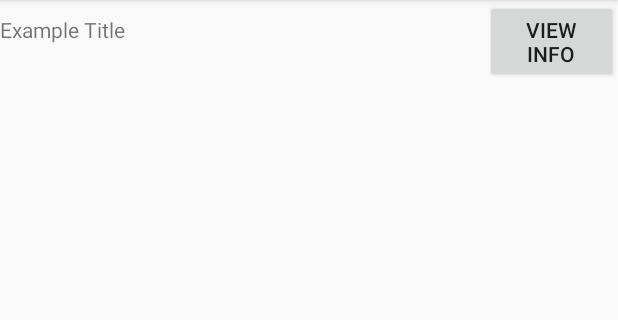
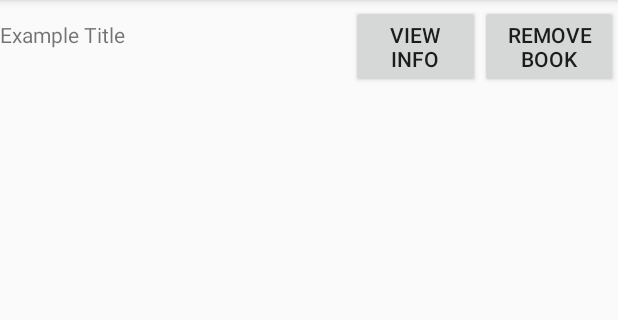
Before and after one commit to bcandee2/CatalogProject125, an Android app: the BookListActivity screen opened directly, with no data from a screen before it, on a phone screen of 412 x 824 dp, the part 84-404 px from its top. Run offline under Robolectric (Android 15) with nearby library versions, the phone set to English and light mode, and no system bars; 3 statements that could not run were skipped.

Commit message:
Implemented remove functionality

```diff
--- a/app/src/main/AndroidManifest.xml
+++ b/app/src/main/AndroidManifest.xml
@@ -9,7 +9,7 @@
         android:roundIcon="@mipmap/ic_launcher_round"
         android:supportsRtl="true"
         android:theme="@style/AppTheme">
-        <activity android:name=".BookAddActivity"></activity>
+        <activity android:name=".BookAddActivity" />
         <activity android:name=".SearchActivity" />
         <activity android:name=".BookListActivity" />
         <activity android:name=".BookInfoActivity" />
--- a/app/src/main/java/com/example/catalogproject/BookListActivity.java
+++ b/app/src/main/java/com/example/catalogproject/BookListActivity.java
@@ -25,16 +25,18 @@ public class BookListActivity extends AppCompatActivity {
         Bundle bundle = getIntent().getExtras();
         books = (ArrayList<Book>) bundle.getSerializable("books");
 
+        updateBooksUi();
+        }
+
+    protected void updateBooksUi() {
         LinearLayout booksLayout = findViewById(R.id.listLayout);
+        booksLayout.removeAllViews();
         for (Book b: books) {
-            View chunk = getLayoutInflater().inflate(R.layout.chunk_book, booksLayout, false);
+            View chunk = getLayoutInflater().inflate(R.layout.chunk_addedbook, booksLayout, true);
             TextView text = chunk.findViewById(R.id.bookInfoText);
             text.setText(b.toString());
 
-            Button infoButton = chunk.findViewById(R.id.bookInfoButton);
-            if (infoButton == null) {
-                Log.d("Bookie", "null button " + b.toString());
-            }
+            Button infoButton = findViewById(R.id.bookInfoButton);
             infoButton.setOnClickListener(v -> {
                 Intent infoIntent = new Intent(this, BookInfoActivity.class);
                 Bundle extras = new Bundle();
@@ -42,25 +44,11 @@ public class BookListActivity extends AppCompatActivity {
                 infoIntent.putExtras(extras);
                 startActivity(infoIntent);
             });
-            booksLayout.addView(chunk);
-        }
-    }
 
-    protected void updateBooksUi() {
-        LinearLayout booksLayout = findViewById(R.id.listLayout);
-        booksLayout.removeAllViews();
-        for (Book b: books) {
-            View chunk = getLayoutInflater().inflate(R.layout.chunk_book, booksLayout, true);
-            TextView text = chunk.findViewById(R.id.bookInfoText);
-            text.setText(b.toString());
-
-            Button removeButton = findViewById(R.id.bookInfoButton);
+            Button removeButton = findViewById(R.id.bookRemoveButton);
             removeButton.setOnClickListener(v -> {
-                Intent infoIntent = new Intent(this, BookInfoActivity.class);
-                Bundle extras = new Bundle();
-                extras.putSerializable("book", b);
-                infoIntent.putExtras(extras);
-                startActivity(infoIntent);
+                books.remove(b);
+                updateBooksUi();
             });
         }
     }
--- a/app/src/main/java/com/example/catalogproject/Logic/Book.java
+++ b/app/src/main/java/com/example/catalogproject/Logic/Book.java
@@ -16,10 +16,10 @@ public class Book implements Serializable {
             author = jsonBook.getString("author");
             description = jsonBook.getString("description");
             genre = Genre.valueOf(jsonBook.getString("genre").toUpperCase());
+        } catch (IllegalArgumentException il) {
+            genre = Genre.UNKNOWN;
         } catch (JSONException ex) {
             ex.printStackTrace();
-        } catch (IllegalArgumentException il) {
-            genre = Genre.UNKNOWN;
         }
     }
 
--- a/app/src/main/res/layout/activity_book_list.xml
+++ b/app/src/main/res/layout/activity_book_list.xml
@@ -9,10 +9,12 @@
     <LinearLayout
         android:id="@+id/listLayout"
         android:layout_width="match_parent"
-        android:layout_height="match_parent"
+        android:layout_height="wrap_content"
         android:orientation="vertical"
         app:layout_constraintBottom_toBottomOf="parent"
         app:layout_constraintEnd_toEndOf="parent"
+        app:layout_constraintHorizontal_bias="0.0"
         app:layout_constraintStart_toStartOf="parent"
-        app:layout_constraintTop_toTopOf="parent"></LinearLayout>
+        app:layout_constraintTop_toTopOf="parent"
+        app:layout_constraintVertical_bias="0.005"></LinearLayout>
 </androidx.constraintlayout.widget.ConstraintLayout>
--- /dev/null
+++ b/app/src/main/res/layout/chunk_addedbook.xml
@@ -0,0 +1,40 @@
+<?xml version="1.0" encoding="utf-8"?>
+<androidx.constraintlayout.widget.ConstraintLayout xmlns:android="http://schemas.android.com/apk/res/android"
+    xmlns:app="http://schemas.android.com/apk/res-auto"
+    xmlns:tools="http://schemas.android.com/tools"
+    android:layout_width="match_parent"
+    android:layout_height="match_parent">
+
+    <LinearLayout
+        android:layout_width="match_parent"
+        android:layout_height="wrap_content"
+        android:layout_weight="1"
+        android:orientation="horizontal"
+        app:layout_constraintTop_toTopOf="parent">
+
+        <TextView
+            android:id="@+id/bookInfoText"
+            android:layout_width="253dp"
+            android:layout_height="wrap_content"
+            android:layout_weight="1"
+            android:ellipsize="end"
+            android:maxLines="1"
+            android:text="@string/example_title" />
+
+        <Button
+            android:id="@+id/bookInfoButton"
+            android:layout_width="105dp"
+            android:layout_height="wrap_content"
+            android:layout_weight="1"
+            android:text="@string/view_info" />
+
+        <Button
+            android:id="@+id/bookRemoveButton"
+            android:layout_width="111dp"
+            android:layout_height="wrap_content"
+            android:layout_weight="1"
+            android:text="@string/remove_book" />
+
+    </LinearLayout>
+
+</androidx.constraintlayout.widget.ConstraintLayout>
--- a/app/src/main/res/layout/chunk_book.xml
+++ /dev/null
@@ -1,22 +0,0 @@
-<?xml version="1.0" encoding="utf-8"?>
-<LinearLayout xmlns:android="http://schemas.android.com/apk/res/android"
-    android:layout_width="match_parent"
-    android:layout_height="wrap_content">
-
-    <TextView
-        android:id="@+id/bookInfoText"
-        android:layout_width="235dp"
-        android:layout_height="wrap_content"
-        android:layout_weight="1"
-        android:ellipsize="end"
-        android:maxLines="1"
-        android:text="@string/example_title" />
-
-    <Button
-        android:id="@+id/bookInfoButton"
-        android:layout_width="0dp"
-        android:layout_height="wrap_content"
-        android:layout_weight="1"
-        android:text="@string/view_info" />
-
-</LinearLayout>
--- a/app/src/main/res/values/strings.xml
+++ b/app/src/main/res/values/strings.xml
@@ -3,6 +3,7 @@
     <string name="example_title">Example Title</string>
     <string name="view_info">View Info</string>
     <string name="add_book">ADD BOOK</string>
+    <string name="remove_book">REMOVE BOOK</string>
     <string name="search">SEARCH</string>
     <string name="books2prisoners_catalog">Books2Prisoners Catalog</string>
     <string name="title_here">title here</string>
@@ -15,4 +16,5 @@
     <string name="description">description</string>
     <string name="add_book_to_catalog">ADD BOOK TO CATALOG</string>
     <string name="description_here">description here</string>
+    <string name="your_list">Your List</string>
 </resources>
```
Also changed, not shown: app/src/main/res/layout/activity_search.xml (+6 -9 lines).
